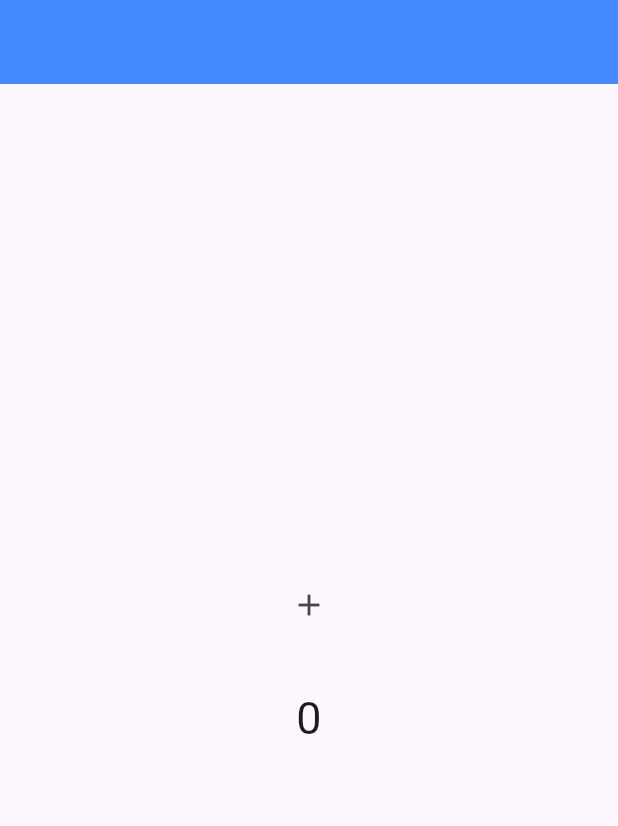
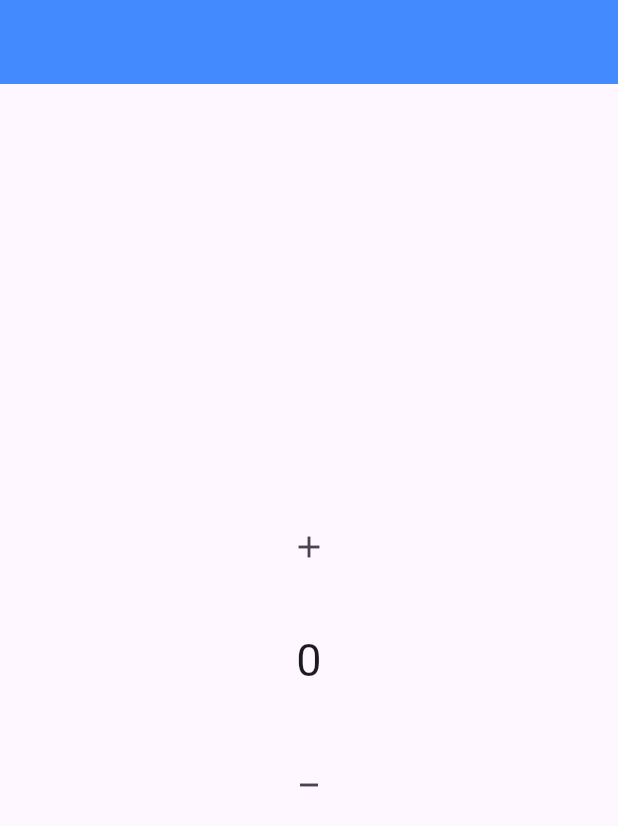
Before and after one commit to sourabhcodetrade/assignments, a Flutter app: the screen it shows after launch, on a phone screen of 412 x 824 dp. Shown: the top 826 px of the screen. Run offline on Flutter 3.47's test engine with Material 3 defaults, Android fonts, the phone set to English and light mode, and no system bars.

Commit message:
Improved Code

```diff
--- a/lib/home.dart
+++ b/lib/home.dart
@@ -1,9 +1,14 @@
 import 'package:flutter/material.dart';
 
-final ValueNotifier<int> number = ValueNotifier(0);
+class HomePage extends StatefulWidget {
+  const HomePage({super.key});
 
-class HomePage extends StatelessWidget {
-  const HomePage({super.key});
+  @override
+  State<HomePage> createState() => _HomePageState();
+}
+
+class _HomePageState extends State<HomePage> {
+  final ValueNotifier<int> number = ValueNotifier(0);
 
   @override
   Widget build(BuildContext context) {
@@ -26,10 +31,22 @@ class HomePage extends StatelessWidget {
             ),
             ValueListenableBuilder(
               valueListenable: number,
-              builder: (context, value, child) => Text('$value',style: const TextStyle(
-                fontSize: 30,
-              ),),
-            )
+              builder: (context, value, child) => Text(
+                '$value',
+                style: const TextStyle(
+                  fontSize: 30,
+                ),
+              ),
+            ),
+            const SizedBox(
+              height: 30,
+            ),
+            IconButton(
+              onPressed: () {
+                number.value -= 1;
+              },
+              icon: const Icon(Icons.minimize),
+            ),
           ],
         ),
       ),
--- a/lib/main.dart
+++ b/lib/main.dart
@@ -12,7 +12,7 @@ class MyApp extends StatelessWidget {
   // This widget is the root of your application.
   @override
   Widget build(BuildContext context) {
-    return const MaterialApp(
+    return  const MaterialApp(
       home: HomePage(),
     );
   }
```
